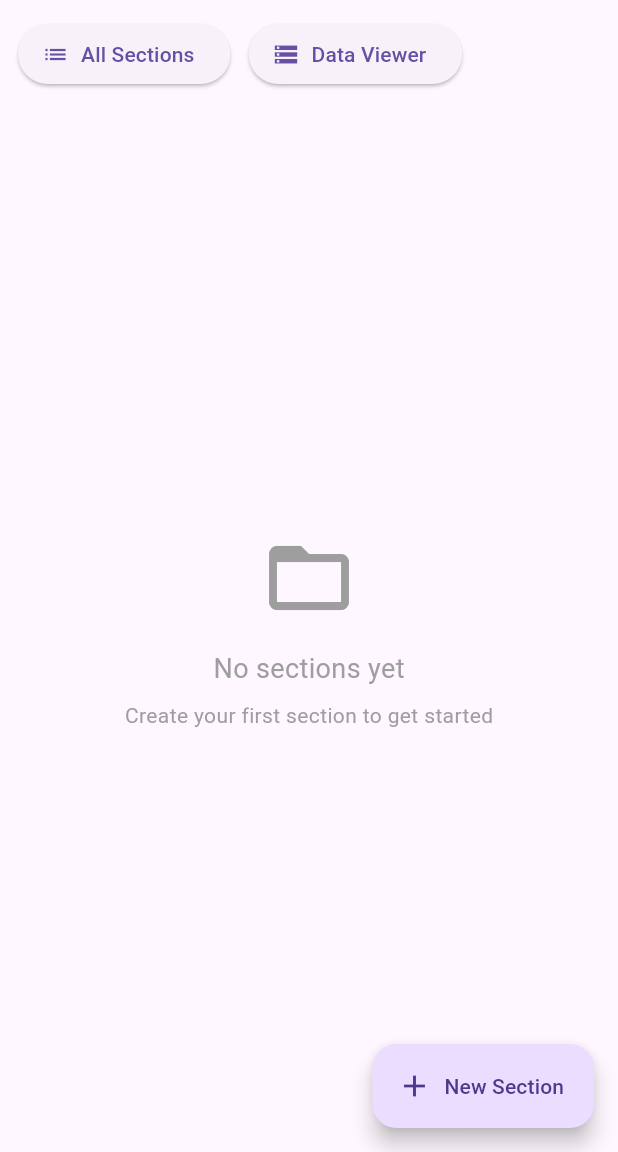
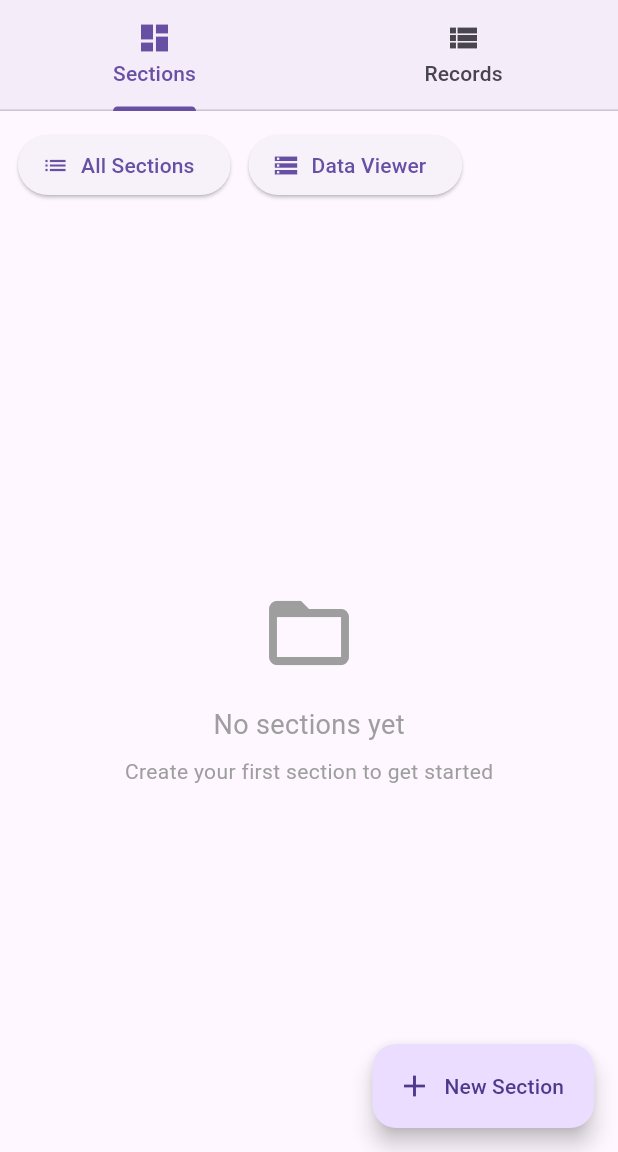
Before and after one commit to nisanray/DataNest, a Flutter app: the screen it shows once a user with an empty profile is signed in, on a phone screen of 412 x 824 dp, the part 84-1236 px from its top. Run offline on Flutter 3.47's test engine with Material 3 defaults, Android fonts, the phone set to English and light mode, and no system bars; our stand-ins replace cloud_firestore, connectivity_plus, file_picker, firebase_auth, firebase_core, flutter_colorpicker and 4 more; accounts and stored records are empty.

Commit message:
updated home view

```diff
--- a/lib/views/home_view.dart
+++ b/lib/views/home_view.dart
@@ -27,8 +27,11 @@ class HomeView extends StatefulWidget {
   State<HomeView> createState() => _HomeViewState();
 }
 
-class _HomeViewState extends State<HomeView> {
+class _HomeViewState extends State<HomeView>
+    with SingleTickerProviderStateMixin {
   late SectionController sectionController;
+  late TabController _tabController;
+  String _recordSearchQuery = '';
 
   @override
   void initState() {
@@ -36,9 +39,14 @@ class _HomeViewState extends State<HomeView> {
     sectionController =
         Get.put(SectionController(userId: widget.userId), tag: widget.userId);
     debugPrint('[UI] HomeView initialized for user: ${widget.userId}');
-    // Sync user data from Firebase to Hive after login
     SyncService(userId: widget.userId).onUserLogin();
-    // sectionController.loadSections(); // Always reload from Hive
+    _tabController = TabController(length: 2, vsync: this);
+  }
+
+  @override
+  void dispose() {
+    _tabController.dispose();
+    super.dispose();
   }
 
   @override
@@ -60,6 +68,13 @@ class _HomeViewState extends State<HomeView> {
             },
           ),
         ],
+        bottom: TabBar(
+          controller: _tabController,
+          tabs: const [
+            Tab(icon: Icon(Icons.dashboard), text: 'Sections'),
+            Tab(icon: Icon(Icons.view_list), text: 'Records'),
+          ],
+        ),
       ),
       drawer: Drawer(
         child: ListView(
@@ -137,7 +152,11 @@ class _HomeViewState extends State<HomeView> {
           ],
         ),
       ),
-      body: Column(
+      body: TabBarView(
+        controller: _tabController,
+        children: [
+          // Sections Grid View (existing)
+          Column(
             children: [
               Padding(
                 padding: const EdgeInsets.all(12.0),
@@ -175,11 +194,13 @@ class _HomeViewState extends State<HomeView> {
                         child: Column(
                           mainAxisAlignment: MainAxisAlignment.center,
                           children: [
-                        Icon(Icons.folder_open, size: 64, color: Colors.grey),
+                            Icon(Icons.folder_open,
+                                size: 64, color: Colors.grey),
                             SizedBox(height: 16),
                             Text(
                               'No sections yet',
-                          style: TextStyle(fontSize: 18, color: Colors.grey),
+                              style:
+                                  TextStyle(fontSize: 18, color: Colors.grey),
                             ),
                             SizedBox(height: 8),
                             Text(
@@ -192,7 +213,8 @@ class _HomeViewState extends State<HomeView> {
                     }
                     return GridView.builder(
                       padding: const EdgeInsets.all(16),
-                  gridDelegate: const SliverGridDelegateWithFixedCrossAxisCount(
+                      gridDelegate:
+                          const SliverGridDelegateWithFixedCrossAxisCount(
                         crossAxisCount: 2,
                         crossAxisSpacing: 16,
                         mainAxisSpacing: 16,
@@ -230,7 +252,8 @@ class _HomeViewState extends State<HomeView> {
                                   Text(
                                     section.name,
                                     style: const TextStyle(
-                                    fontSize: 16, fontWeight: FontWeight.bold),
+                                        fontSize: 16,
+                                        fontWeight: FontWeight.bold),
                                     textAlign: TextAlign.center,
                                     maxLines: 2,
                                     overflow: TextOverflow.ellipsis,
@@ -254,6 +277,30 @@ class _HomeViewState extends State<HomeView> {
                     );
                   },
                 ),
+              ),
+            ],
+          ),
+          // Records Tab (advanced UX)
+          Column(
+            children: [
+              Padding(
+                padding: const EdgeInsets.fromLTRB(16, 16, 16, 0),
+                child: TextField(
+                  decoration: InputDecoration(
+                    hintText: 'Search records...',
+                    prefixIcon: Icon(Icons.search),
+                    border: OutlineInputBorder(
+                        borderRadius: BorderRadius.circular(12)),
+                  ),
+                  onChanged: (val) =>
+                      setState(() => _recordSearchQuery = val.trim()),
+                ),
+              ),
+              Expanded(
+                child: _buildSectionwiseRecords(context,
+                    searchQuery: _recordSearchQuery),
+              ),
+            ],
           ),
         ],
       ),
@@ -326,7 +373,8 @@ class _HomeViewState extends State<HomeView> {
     );
   }
 
-  Widget _buildSectionwiseRecords(BuildContext context) {
+  Widget _buildSectionwiseRecords(BuildContext context,
+      {String searchQuery = ''}) {
     final sections = sectionController.filteredSections;
     return ListView.builder(
       padding: const EdgeInsets.all(16),
@@ -354,7 +402,9 @@ class _HomeViewState extends State<HomeView> {
             subtitle: Text(section.description ?? ''),
             children: [
               // Show fields (items) of the section
-              Obx(() {
+              ValueListenableBuilder(
+                valueListenable: fieldController.listenable,
+                builder: (context, Box<Field> box, _) {
                   final fields = fieldController.filteredFields;
                   if (fields.isEmpty) {
                     return const Padding(
@@ -382,8 +432,8 @@ class _HomeViewState extends State<HomeView> {
                                             fontWeight: FontWeight.w500)),
                                     const SizedBox(width: 8),
                                     Text('(${field.type})',
-                                      style:
-                                          const TextStyle(color: Colors.grey)),
+                                        style: const TextStyle(
+                                            color: Colors.grey)),
                                   ],
                                 ))
                             .toList(),
@@ -391,11 +441,24 @@ class _HomeViewState extends State<HomeView> {
                       ],
                     ),
                   );
-              }),
+                },
+              ),
               // Show records as before
-              Obx(() {
+              ValueListenableBuilder(
+                valueListenable: recordController.listenable,
+                builder: (context, Box<Record> box, _) {
                   final records = recordController.filteredRecords;
-                if (records.isEmpty) {
+                  final filteredRecords = searchQuery.isEmpty
+                      ? records
+                      : records
+                          .where((record) => record.data.entries.any((e) =>
+                              e.key
+                                  .toLowerCase()
+                                  .contains(searchQuery.toLowerCase()) ||
+                              (e.value?.toString().toLowerCase() ?? '')
+                                  .contains(searchQuery.toLowerCase())))
+                          .toList();
+                  if (filteredRecords.isEmpty) {
                     return const Padding(
                       padding: EdgeInsets.all(16.0),
                       child: Text('No records in this section.'),
@@ -404,10 +467,10 @@ class _HomeViewState extends State<HomeView> {
                   return ListView.separated(
                     shrinkWrap: true,
                     physics: const NeverScrollableScrollPhysics(),
-                  itemCount: records.length,
+                    itemCount: filteredRecords.length,
                     separatorBuilder: (_, __) => const Divider(),
                     itemBuilder: (context, recIdx) {
-                    final record = records[recIdx];
+                      final record = filteredRecords[recIdx];
                       return ListTile(
                         title: Text(record.data.keys.isNotEmpty
                             ? record.data.values.first.toString()
@@ -420,7 +483,8 @@ class _HomeViewState extends State<HomeView> {
                       );
                     },
                   );
-              }),
+                },
+              ),
             ],
           ),
         );
```
Lines whose indentation alone changed are shown as unchanged.
